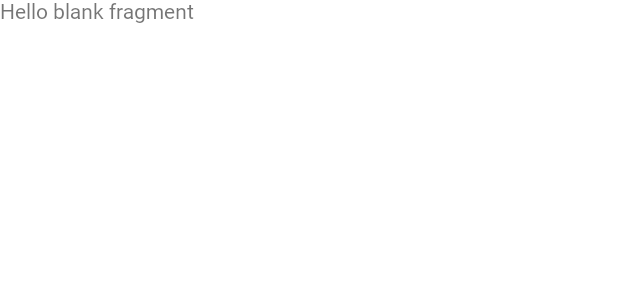
After one commit to SOPCKATHON/Familing_Android, an Android app: the layout fragment_stamp.xml on its own in the app's theme, with its tools: preview values and no code run, on a phone screen of 412 x 824 dp. The commit adds this screen. Shown: the top 300 px of the screen. Run offline under Robolectric (Android 15) with nearby library versions, the phone set to English and light mode, and no system bars.

Commit message:
[FIX] Change Activity into Fragment

```diff
--- a/app/build.gradle
+++ b/app/build.gradle
@@ -47,6 +47,7 @@ dependencies {
     implementation 'androidx.appcompat:appcompat:1.3.1'
     implementation 'com.google.android.material:material:1.4.0'
     implementation 'androidx.constraintlayout:constraintlayout:2.1.1'
+    implementation 'androidx.legacy:legacy-support-v4:1.0.0'
     testImplementation 'junit:junit:4.+'
     androidTestImplementation 'androidx.test.ext:junit:1.1.3'
     androidTestImplementation 'androidx.test.espresso:espresso-core:3.4.0'
--- a/app/src/main/AndroidManifest.xml
+++ b/app/src/main/AndroidManifest.xml
@@ -18,7 +18,7 @@
                 <category android:name="android.intent.category.LAUNCHER" />
             </intent-filter>
         </activity>
-        <activity android:name=".activity.PostReadActivity" />
+        <activity android:name=".fragment.PostReadFragment" />
         <activity android:name=".activity.PostWriteActivity" />
         <activity android:name=".activity.StampActivity">
 
--- /dev/null
+++ b/app/src/main/res/layout/fragment_stamp.xml
@@ -0,0 +1,14 @@
+<?xml version="1.0" encoding="utf-8"?>
+<FrameLayout xmlns:android="http://schemas.android.com/apk/res/android"
+    xmlns:tools="http://schemas.android.com/tools"
+    android:layout_width="match_parent"
+    android:layout_height="match_parent"
+    tools:context=".fragment.StampFragment">
+
+    <!-- TODO: Update blank fragment layout -->
+    <TextView
+        android:layout_width="match_parent"
+        android:layout_height="match_parent"
+        android:text="@string/hello_blank_fragment" />
+
+</FrameLayout>
--- a/app/src/main/res/values/strings.xml
+++ b/app/src/main/res/values/strings.xml
@@ -1,3 +1,5 @@
 <resources>
     <string name="app_name">Familing</string>
+    <!-- TODO: Remove or change this placeholder text -->
+    <string name="hello_blank_fragment">Hello blank fragment</string>
 </resources>
```
Also changed, not shown: app/src/main/java/com/sopt/familing/activity/PostReadActivity.kt (deleted, +0 -12 lines), app/src/main/java/com/sopt/familing/activity/StampActivity.kt (deleted, +0 -12 lines), app/src/main/java/com/sopt/familing/fragment/MyPageFragment.kt (added, +22 -0 lines), app/src/main/java/com/sopt/familing/fragment/PostReadFragment.kt (added, +19 -0 lines), app/src/main/java/com/sopt/familing/fragment/StampFragment.kt (added, +19 -0 lines), app/src/main/res/layout/activity_post_read.xml (deleted, +0 -9 lines), app/src/main/res/layout/activity_stamp.xml (deleted, +0 -18 lines), app/src/main/res/layout/fragment_my_page.xml (added, +14 -0 lines), app/src/main/res/layout/fragment_post_read.xml (added, +14 -0 lines).
